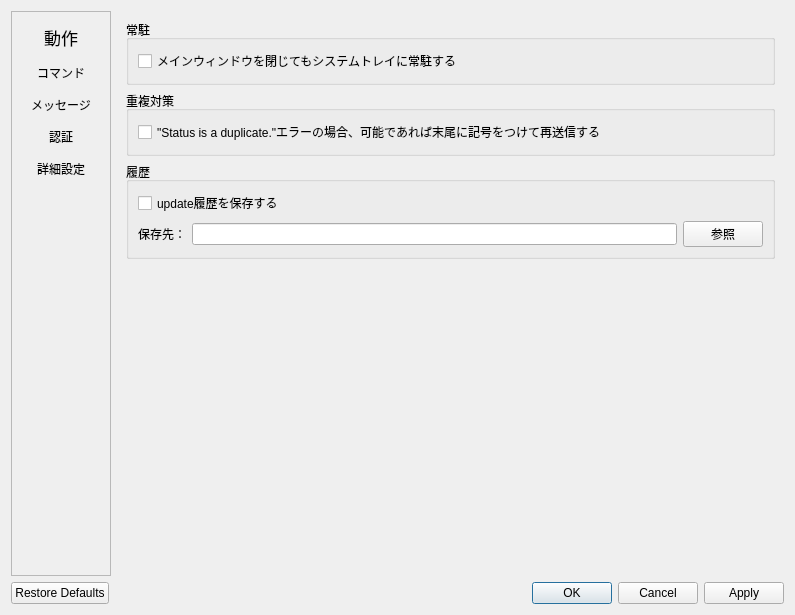
This is preferencesdialog.ui in embicoin/update_name_Qt as Qt 5 draws it before an edit. The edited form follows.
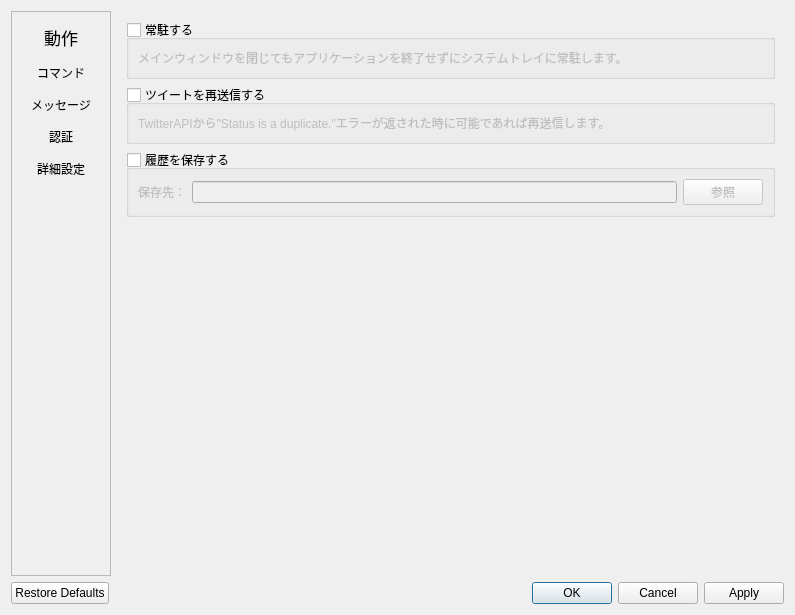
This is the edited form. The open tabs and pages were chosen to show the change.

Commit message: QGroupBoxの使用

What changed in the file:
```diff
--- a/preferencesdialog.ui
+++ b/preferencesdialog.ui
@@ -132,15 +132,24 @@
        <widget class="QWidget" name="page">
         <layout class="QVBoxLayout" name="verticalLayout_3">
          <item>
-          <widget class="QGroupBox" name="groupBox">
+          <widget class="QGroupBox" name="staysOnSystemTrayCheck">
            <property name="title">
-            <string>常駐</string>
+            <string>常駐する</string>
+           </property>
+           <property name="flat">
+            <bool>true</bool>
+           </property>
+           <property name="checkable">
+            <bool>true</bool>
+           </property>
+           <property name="checked">
+            <bool>false</bool>
            </property>
            <layout class="QVBoxLayout" name="verticalLayout_4">
             <item>
-             <widget class="QCheckBox" name="staysOnSystemTrayCheck">
+             <widget class="QLabel" name="label_25">
               <property name="text">
-               <string>メインウィンドウを閉じてもシステムトレイに常駐する</string>
+               <string>メインウィンドウを閉じてもアプリケーションを終了せずにシステムトレイに常駐します。</string>
               </property>
              </widget>
             </item>
@@ -148,15 +157,24 @@
           </widget>
          </item>
          <item>
-          <widget class="QGroupBox" name="groupBox_2">
+          <widget class="QGroupBox" name="retryStatusUpdateOnStatusIsADuplicateCheck">
            <property name="title">
-            <string>重複対策</string>
+            <string>ツイートを再送信する</string>
+           </property>
+           <property name="flat">
+            <bool>true</bool>
+           </property>
+           <property name="checkable">
+            <bool>true</bool>
+           </property>
+           <property name="checked">
+            <bool>false</bool>
            </property>
            <layout class="QVBoxLayout" name="verticalLayout_5">
             <item>
-             <widget class="QCheckBox" name="retryStatusUpdateOnStatusIsADuplicateCheck">
+             <widget class="QLabel" name="label_26">
               <property name="text">
-               <string>&quot;Status is a duplicate.&quot;エラーの場合、可能であれば末尾に記号をつけて再送信する</string>
+               <string>TwitterAPIから&quot;Status is a duplicate.&quot;エラーが返された時に可能であれば再送信します。</string>
               </property>
              </widget>
             </item>
@@ -164,18 +182,20 @@
           </widget>
          </item>
          <item>
-          <widget class="QGroupBox" name="groupBox_3">
+          <widget class="QGroupBox" name="saveUpdateHistoryCheck">
            <property name="title">
-            <string>履歴</string>
+            <string>履歴を保存する</string>
+           </property>
+           <property name="flat">
+            <bool>true</bool>
+           </property>
+           <property name="checkable">
+            <bool>true</bool>
+           </property>
+           <property name="checked">
+            <bool>false</bool>
            </property>
            <layout class="QVBoxLayout" name="verticalLayout_6">
-            <item>
-             <widget class="QCheckBox" name="saveUpdateHistoryCheck">
-              <property name="text">
-               <string>update履歴を保存する</string>
-              </property>
-             </widget>
-            </item>
             <item>
              <layout class="QHBoxLayout" name="horizontalLayout_2">
               <item>
```
Left out of the diff: 30 changed lines with no effect on the pictures.
